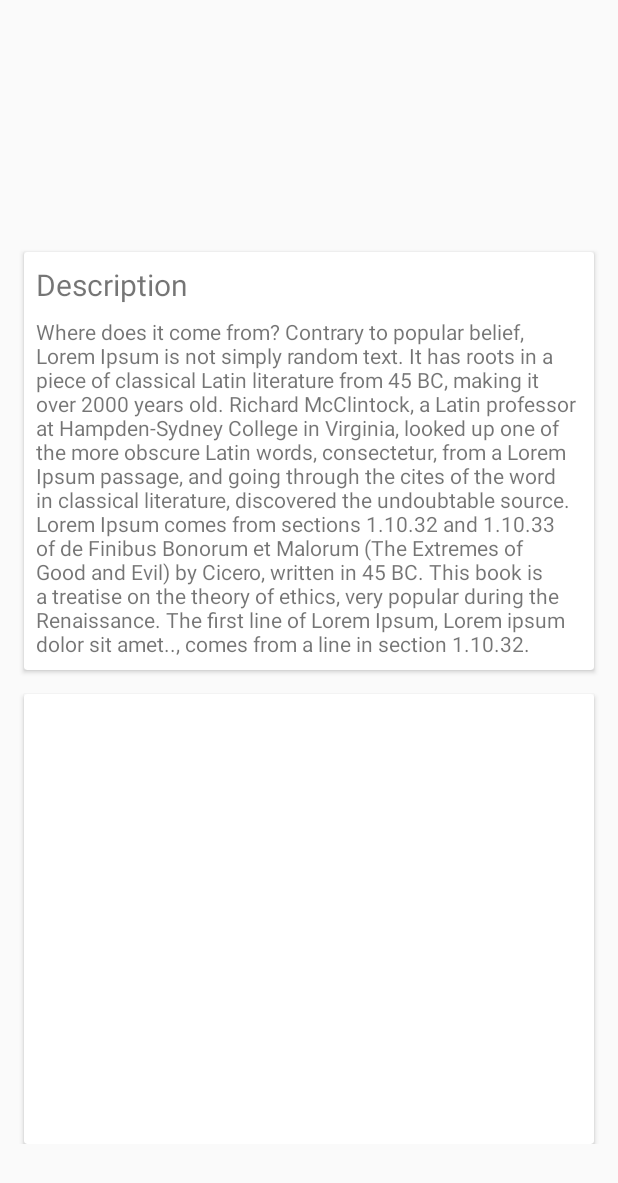
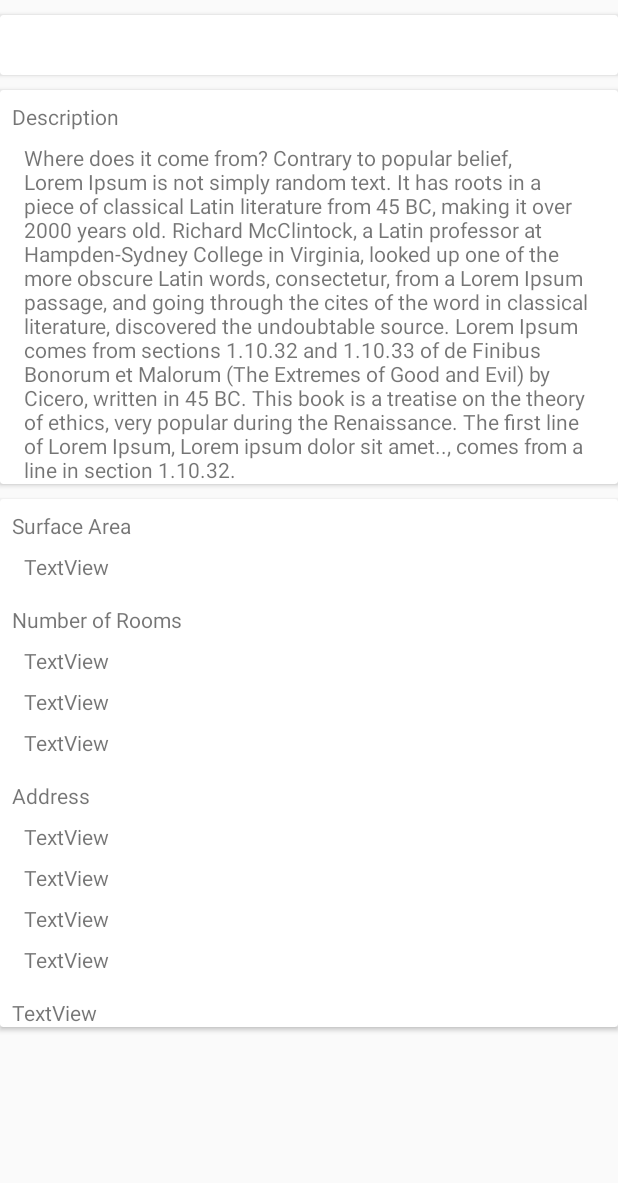
Before and after one commit to diegomfv/RealEstateManager, an Android app: the layout fragment_item_description.xml on its own in the app's theme, with its tools: preview values and no code run, on a phone screen of 412 x 824 dp. Shown: the top 1183 px of the screen. Run offline under Robolectric (Android 15) with nearby library versions, the phone set to English and light mode, and no system bars.

Commit message:
Modified fragment_item_description_layout

```diff
--- a/app/src/main/java/com/diegomfv/android/realestatemanager/data/AppDatabase.java
+++ b/app/src/main/java/com/diegomfv/android/realestatemanager/data/AppDatabase.java
@@ -28,6 +28,7 @@ import com.diegomfv.android.realestatemanager.data.entities.ImageRealEstate;
 import com.diegomfv.android.realestatemanager.data.entities.PlaceRealEstate;
 import com.diegomfv.android.realestatemanager.data.entities.RealEstate;
 import com.diegomfv.android.realestatemanager.data.typeconverters.AddressTypeConverter;
+import com.diegomfv.android.realestatemanager.data.typeconverters.RoomsRealEstateTypeConverter;
 import com.diegomfv.android.realestatemanager.data.typeconverters.StringListConverter;
 
 /** Room cannot automatically map complex extractors like DATE. In this cases,
@@ -36,7 +37,7 @@ import com.diegomfv.android.realestatemanager.data.typeconverters.StringListConv
  * */
 
 @Database(entities = {RealEstate.class, ImageRealEstate.class, PlaceRealEstate.class}, version = 1, exportSchema = false)
-@TypeConverters({StringListConverter.class, AddressTypeConverter.class})
+@TypeConverters({StringListConverter.class, AddressTypeConverter.class, RoomsRealEstateTypeConverter.class})
 public abstract class AppDatabase extends RoomDatabase {
 
     private static final String TAG = AppDatabase.class.getSimpleName();
--- a/app/src/main/res/layout/fragment_item_description.xml
+++ b/app/src/main/res/layout/fragment_item_description.xml
@@ -1,112 +1,191 @@
 <?xml version="1.0" encoding="utf-8"?>
-
 <ScrollView xmlns:android="http://schemas.android.com/apk/res/android"
     xmlns:app="http://schemas.android.com/apk/res-auto"
     android:layout_width="match_parent"
-    android:layout_height="match_parent"
-    android:orientation="vertical">
+    android:layout_height="wrap_content">
 
-    <android.support.constraint.ConstraintLayout xmlns:android="http://schemas.android.com/apk/res/android"
-        xmlns:app="http://schemas.android.com/apk/res-auto"
+    <LinearLayout
         android:layout_width="match_parent"
-        android:layout_height="wrap_content">
-
-        <android.support.constraint.Guideline
-            android:id="@+id/guideline3"
-            android:layout_width="wrap_content"
-            android:layout_height="wrap_content"
-            android:orientation="horizontal"
-            app:layout_constraintGuide_begin="160dp" />
-
-        <android.support.v7.widget.RecyclerView
-            android:id="@+id/recyclerView_media_id"
-            android:layout_width="0dp"
-            android:layout_height="0dp"
-            android:layout_marginBottom="8dp"
-            android:layout_marginEnd="16dp"
-            android:layout_marginStart="16dp"
-            android:layout_marginTop="16dp"
-            app:layout_constraintBottom_toTopOf="@+id/guideline3"
-            app:layout_constraintEnd_toEndOf="parent"
-            app:layout_constraintStart_toStartOf="parent"
-            app:layout_constraintTop_toTopOf="parent"
-            app:layout_constraintVertical_bias="0.093">
-
-        </android.support.v7.widget.RecyclerView>
+        android:layout_height="wrap_content"
+        android:orientation="vertical">
 
         <android.support.v7.widget.CardView
-            android:id="@+id/cardView"
-            android:layout_width="0dp"
+            android:layout_width="match_parent"
+            android:layout_height="match_parent"
+            android:layout_marginTop="10dp"
+            android:layout_marginBottom="10dp">
+
+            <android.support.v7.widget.RecyclerView
+                android:id="@+id/recyclerView_media_id"
+                android:layout_width="match_parent"
+                android:layout_height="wrap_content"
+                android:layout_margin="20dp"/>
+
+        </android.support.v7.widget.CardView>
+
+        <android.support.v7.widget.CardView
+            android:layout_width="match_parent"
             android:layout_height="wrap_content"
-            android:layout_marginEnd="16dp"
-            android:layout_marginStart="16dp"
-            android:layout_marginTop="8dp"
-            app:layout_constraintEnd_toEndOf="parent"
-            app:layout_constraintStart_toStartOf="parent"
-            app:layout_constraintTop_toTopOf="@+id/guideline3">
+            android:layout_marginBottom="10dp">
+
+            <LinearLayout
+                android:layout_width="match_parent"
+                android:layout_height="wrap_content"
+                android:orientation="vertical">
+
+                <TextView
+                    android:layout_width="wrap_content"
+                    android:layout_height="wrap_content"
+                    android:text="Description"
+                    android:padding="8dp"/>
+
+                <TextView
+                    android:id="@+id/fill_textView_description_id"
+                    android:layout_width="match_parent"
+                    android:layout_height="wrap_content"
+                    android:text="@string/lorem_ipsum"
+                    android:paddingLeft="16dp"
+                    android:paddingRight="16dp"/>
+
+            </LinearLayout>
+
+        </android.support.v7.widget.CardView>
+
+        <android.support.v7.widget.CardView
+            android:layout_width="match_parent"
+            android:layout_height="wrap_content"
+            android:paddingBottom="10dp"
+            android:layout_marginBottom="10dp">
 
             <android.support.constraint.ConstraintLayout
                 android:layout_width="match_parent"
-                android:layout_height="match_parent">
+                android:layout_height="wrap_content">
 
                 <TextView
-                    android:id="@+id/textView_description_title_id"
-                    android:layout_width="0dp"
+                    android:id="@+id/textView2"
+                    android:layout_width="wrap_content"
                     android:layout_height="wrap_content"
-                    android:layout_marginEnd="8dp"
                     android:layout_marginStart="8dp"
                     android:layout_marginTop="8dp"
-                    android:text="Description"
-                    android:textSize="20sp"
-                    app:layout_constraintEnd_toEndOf="parent"
+                    android:text="Surface Area"
                     app:layout_constraintStart_toStartOf="parent"
                     app:layout_constraintTop_toTopOf="parent" />
 
                 <TextView
-                    android:id="@+id/textView_description_text_id"
-                    android:layout_width="0dp"
+                    android:id="@+id/textView4"
+                    android:layout_width="wrap_content"
                     android:layout_height="wrap_content"
-                    android:layout_marginBottom="8dp"
-                    android:layout_marginEnd="8dp"
+                    android:layout_marginStart="16dp"
                     android:layout_marginTop="8dp"
-                    android:text="@string/lorem_ipsum"
-                    app:layout_constraintBottom_toBottomOf="parent"
-                    app:layout_constraintEnd_toEndOf="parent"
-                    app:layout_constraintStart_toStartOf="@+id/textView_description_title_id"
-                    app:layout_constraintTop_toBottomOf="@+id/textView_description_title_id" />
+                    android:text="TextView"
+                    app:layout_constraintStart_toStartOf="parent"
+                    app:layout_constraintTop_toBottomOf="@+id/textView2" />
+
+                <TextView
+                    android:id="@+id/textView"
+                    android:layout_width="wrap_content"
+                    android:layout_height="0dp"
+                    android:layout_marginStart="8dp"
+                    android:layout_marginTop="16dp"
+                    android:text="Number of Rooms"
+                    app:layout_constraintStart_toStartOf="parent"
+                    app:layout_constraintTop_toBottomOf="@+id/textView4" />
+
+                <TextView
+                    android:id="@+id/textView6"
+                    android:layout_width="wrap_content"
+                    android:layout_height="wrap_content"
+                    android:layout_marginStart="16dp"
+                    android:layout_marginTop="8dp"
+                    android:text="TextView"
+                    app:layout_constraintStart_toStartOf="parent"
+                    app:layout_constraintTop_toBottomOf="@+id/textView" />
+
+                <TextView
+                    android:id="@+id/textView10"
+                    android:layout_width="wrap_content"
+                    android:layout_height="wrap_content"
+                    android:layout_marginStart="16dp"
+                    android:layout_marginTop="8dp"
+                    android:text="TextView"
+                    app:layout_constraintStart_toStartOf="parent"
+                    app:layout_constraintTop_toBottomOf="@+id/textView6" />
+
+                <TextView
+                    android:id="@+id/textView11"
+                    android:layout_width="wrap_content"
+                    android:layout_height="wrap_content"
+                    android:layout_marginStart="16dp"
+                    android:layout_marginTop="8dp"
+                    android:text="TextView"
+                    app:layout_constraintStart_toStartOf="parent"
+                    app:layout_constraintTop_toBottomOf="@+id/textView10" />
+
+                <TextView
+                    android:id="@+id/textView3"
+                    android:layout_width="wrap_content"
+                    android:layout_height="0dp"
+                    android:layout_marginStart="8dp"
+                    android:layout_marginTop="16dp"
+                    android:text="Address"
+                    app:layout_constraintStart_toStartOf="parent"
+                    app:layout_constraintTop_toBottomOf="@+id/textView11" />
+
+                <TextView
+                    android:id="@+id/textView5"
+                    android:layout_width="wrap_content"
+                    android:layout_height="wrap_content"
+                    android:layout_marginStart="16dp"
+                    android:layout_marginTop="8dp"
+                    android:text="TextView"
+                    app:layout_constraintStart_toStartOf="parent"
+                    app:layout_constraintTop_toBottomOf="@+id/textView3" />
+
+                <TextView
+                    android:id="@+id/textView7"
+                    android:layout_width="wrap_content"
+                    android:layout_height="wrap_content"
+                    android:layout_marginStart="16dp"
+                    android:layout_marginTop="8dp"
+                    android:text="TextView"
+                    app:layout_constraintStart_toStartOf="parent"
+                    app:layout_constraintTop_toBottomOf="@+id/textView5" />
+
+                <TextView
+                    android:id="@+id/textView8"
+                    android:layout_width="wrap_content"
+                    android:layout_height="wrap_content"
+                    android:layout_marginStart="16dp"
+                    android:layout_marginTop="8dp"
+                    android:text="TextView"
+                    app:layout_constraintStart_toStartOf="parent"
+                    app:layout_constraintTop_toBottomOf="@+id/textView7" />
+
+                <TextView
+                    android:id="@+id/textView9"
+                    android:layout_width="wrap_content"
+                    android:layout_height="wrap_content"
+                    android:layout_marginStart="16dp"
+                    android:layout_marginTop="8dp"
+                    android:text="TextView"
+                    app:layout_constraintStart_toStartOf="parent"
+                    app:layout_constraintTop_toBottomOf="@+id/textView8" />
+
+                <TextView
+                    android:id="@+id/textView12"
+                    android:layout_width="wrap_content"
+                    android:layout_height="wrap_content"
+                    android:layout_marginStart="8dp"
+                    android:layout_marginTop="16dp"
+                    android:text="TextView"
+                    app:layout_constraintStart_toStartOf="parent"
+                    app:layout_constraintTop_toBottomOf="@+id/textView9" />
+
 
             </android.support.constraint.ConstraintLayout>
 
         </android.support.v7.widget.CardView>
 
-        <android.support.v7.widget.CardView
-            android:layout_width="0dp"
-            android:layout_height="wrap_content"
-            android:layout_marginEnd="16dp"
-            android:layout_marginStart="16dp"
-            android:layout_marginTop="16dp"
-            app:layout_constraintEnd_toEndOf="parent"
-            app:layout_constraintStart_toStartOf="parent"
-            app:layout_constraintTop_toBottomOf="@+id/cardView">
-
-            <android.support.constraint.ConstraintLayout
-                android:layout_width="match_parent"
-                android:layout_height="match_parent">
-
-                <android.support.v7.widget.RecyclerView
-                    android:id="@+id/recyclerView_features_id"
-                    android:layout_width="match_parent"
-                    android:layout_height="300dp">
-
-                </android.support.v7.widget.RecyclerView>
-
-
-            </android.support.constraint.ConstraintLayout>
-
-
-        </android.support.v7.widget.CardView>
-
-
-    </android.support.constraint.ConstraintLayout>
+    </LinearLayout>
 
 </ScrollView>
```
Also changed, not shown: app/src/main/java/com/diegomfv/android/realestatemanager/data/datamodels/RoomsRealEstate.java (added, +91 -0 lines), app/src/main/java/com/diegomfv/android/realestatemanager/data/typeconverters/RoomsRealEstateTypeConverter.java (added, +30 -0 lines), app/src/main/java/com/diegomfv/android/realestatemanager/ui/rest/FragmentItemDescription.java (+55 -9 lines).
